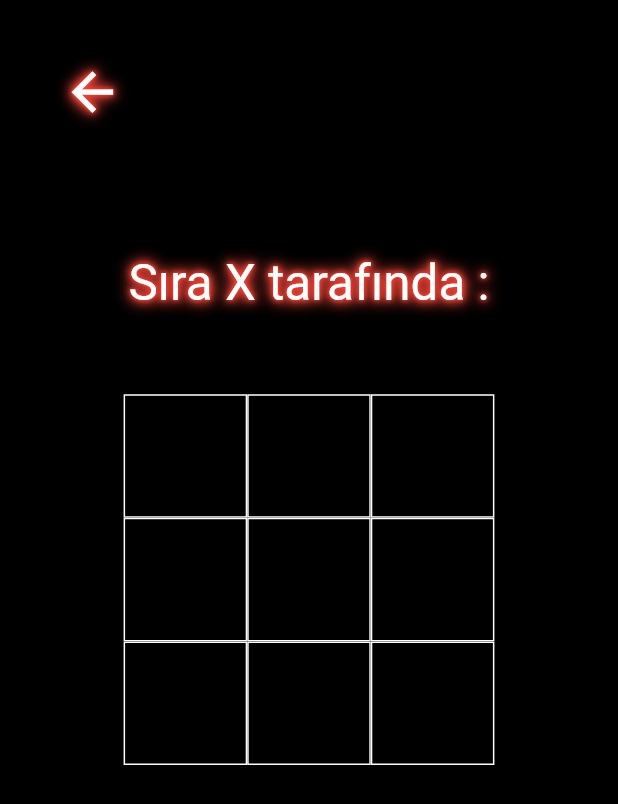
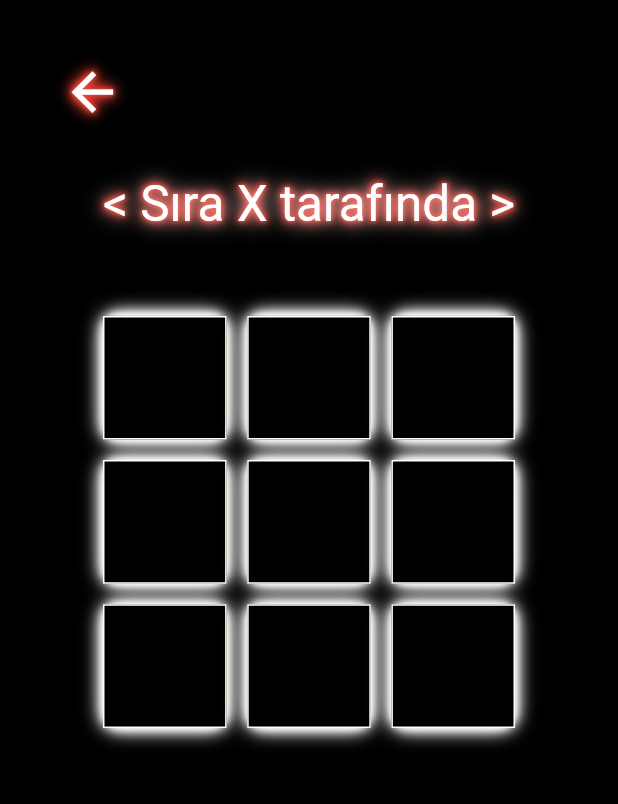
Before and after one commit to muhammettalhakaymak23214/xox, a Flutter app: the screen it shows after launch, after a tap on "OYNA", on a phone screen of 412 x 824 dp. Shown: the top 804 px of the screen. Run offline on Flutter 3.47's test engine with Material 2 defaults, Android fonts, the phone set to English and light mode, and no system bars.

Commit message:
tema değiştirildi

```diff
--- a/lib/screens/xoxGameScreen.dart
+++ b/lib/screens/xoxGameScreen.dart
@@ -111,7 +111,7 @@ class _xoxGameScreenState extends State<xoxGameScreen> {
 
   Widget kimdeSira(deger) {
     return Text(
-      "Sıra " + kutuyaYazilanDeger + " tarafında :",
+      "< Sıra " + kutuyaYazilanDeger + " tarafında >",
       style: TextStyle(
         color: Renkler().metinRengi,
         fontSize: deger / 2.5,
@@ -120,15 +120,39 @@ class _xoxGameScreenState extends State<xoxGameScreen> {
           Shadow(color: Renkler().shadowColor, blurRadius: 6),
           Shadow(color: Renkler().shadowColor, blurRadius: 9),
           Shadow(color: Renkler().shadowColor, blurRadius: 12),
-          Shadow(color: Renkler().shadowColor, blurRadius: 15),
+          Shadow(color: Colors.white, blurRadius: 20),
         ],
       ),
     );
   }
 
   //Kutular
-  Widget kutu(double buttonId, deger) {
-    return TextButton(
+  Widget kutu(double buttonId, double deger, deger2) {
+    return Container(
+      decoration: BoxDecoration(
+          color: Colors.amber,
+          borderRadius: BorderRadius.circular(10),
+          boxShadow: [
+            BoxShadow(
+              blurRadius: 3,
+              color: Colors.white,
+            ),
+            BoxShadow(
+              blurRadius: 6,
+              color: Colors.white,
+            ),
+            BoxShadow(
+              blurRadius: 9,
+              color: Colors.white,
+            ),
+            BoxShadow(
+              blurRadius: 12,
+              color: Colors.white,
+            ),
+          ]),
+      height: deger2,
+      width: deger,
+      child: TextButton(
           style: ButtonStyle(
               shadowColor: MaterialStateProperty.all(Colors.white),
               overlayColor: MaterialStateProperty.all(Colors.white),
@@ -157,7 +181,8 @@ class _xoxGameScreenState extends State<xoxGameScreen> {
                   Shadow(color: Renkler().shadowColor, blurRadius: 15),
                 ],
                 fontSize: deger / 2.5),
-        ));
+          )),
+    );
   }
 
   @override
@@ -183,7 +208,7 @@ class _xoxGameScreenState extends State<xoxGameScreen> {
                 child: geriButonu(responsiveWidth / 2)),
           ),
           SizedBox(
-            height: responsiveHeight / 1.5,
+            height: responsiveHeight / 30,
           ),
           Container(
               alignment: Alignment.center,
@@ -195,66 +220,63 @@ class _xoxGameScreenState extends State<xoxGameScreen> {
           Row(
             children: [
               SizedBox(
-                width: responsiveWidth,
+                width: (responsiveWidth / 30) * 25,
               ),
-              Container(
-                  height: responsiveHeight,
-                  width: responsiveWidth,
-                  child: kutu(1.1, responsiveWidth)),
-              Container(
-                  height: responsiveHeight,
-                  width: responsiveWidth,
-                  child: kutu(1.2, responsiveWidth)),
-              Container(
-                  height: responsiveHeight,
-                  width: responsiveWidth,
-                  child: kutu(1.3, responsiveWidth)),
+              kutu(1.1, responsiveWidth, responsiveHeight),
               SizedBox(
-                width: responsiveWidth,
+                width: (responsiveWidth / 30) * 5,
+              ),
+              kutu(1.2, responsiveWidth, responsiveHeight),
+              SizedBox(
+                width: (responsiveWidth / 30) * 5,
+              ),
+              kutu(1.3, responsiveWidth, responsiveHeight),
+              SizedBox(
+                width: (responsiveWidth / 30) * 25,
               ),
             ],
+          ),
+          SizedBox(
+            height: (responsiveWidth / 30) * 5,
           ),
           Row(
             children: [
               SizedBox(
-                width: responsiveWidth,
+                width: (responsiveWidth / 30) * 25,
               ),
-              Container(
-                  height: responsiveHeight,
-                  width: responsiveWidth,
-                  child: kutu(2.1, responsiveWidth)),
-              Container(
-                  height: responsiveHeight,
-                  width: responsiveWidth,
-                  child: kutu(2.2, responsiveWidth)),
-              Container(
-                  height: responsiveHeight,
-                  width: responsiveWidth,
-                  child: kutu(2.3, responsiveWidth)),
+              kutu(2.1, responsiveWidth, responsiveHeight),
               SizedBox(
-                width: responsiveWidth,
+                width: (responsiveWidth / 30) * 5,
+              ),
+              kutu(2.2, responsiveWidth, responsiveHeight),
+              SizedBox(
+                width: (responsiveWidth / 30) * 5,
+              ),
+              kutu(2.3, responsiveWidth, responsiveHeight),
+              SizedBox(
+                width: (responsiveWidth / 30) * 25,
               ),
             ],
+          ),
+          SizedBox(
+            height: (responsiveWidth / 30) * 5,
           ),
           Row(
             children: [
               SizedBox(
-                width: responsiveWidth,
+                width: (responsiveWidth / 30) * 25,
               ),
-              Container(
-                  height: responsiveHeight,
-                  width: responsiveWidth,
-                  child: kutu(3.1, responsiveWidth)),
-              Container(
-                  height: responsiveHeight,
-                  width: responsiveWidth,
-                  child: kutu(3.2, responsiveWidth)),
-              Container(
-                  height: responsiveHeight,
-                  width: responsiveWidth,
-                  child: kutu(3.3, responsiveWidth)),
+              kutu(3.1, responsiveWidth, responsiveHeight),
               SizedBox(
-                width: responsiveWidth,
+                width: (responsiveWidth / 30) * 5,
+              ),
+              kutu(3.2, responsiveWidth, responsiveHeight),
+              SizedBox(
+                width: (responsiveWidth / 30) * 5,
+              ),
+              kutu(3.3, responsiveWidth, responsiveHeight),
+              SizedBox(
+                width: (responsiveWidth / 30) * 25,
               ),
             ],
           ),
```
Lines whose indentation alone changed are shown as unchanged.
